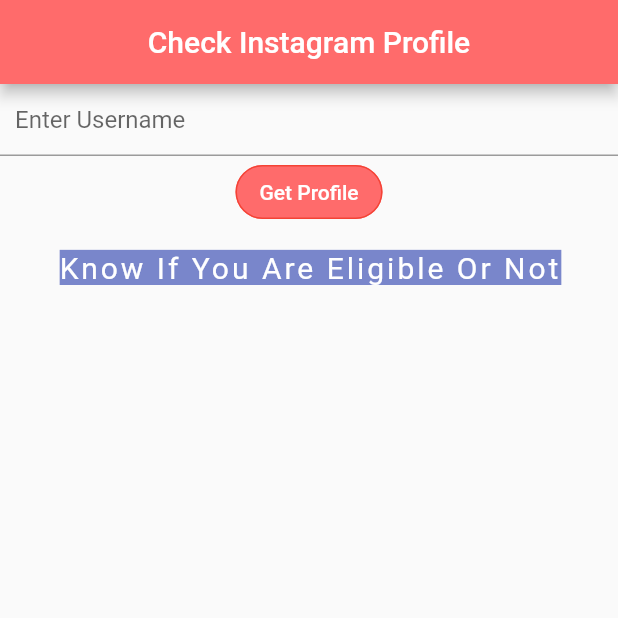
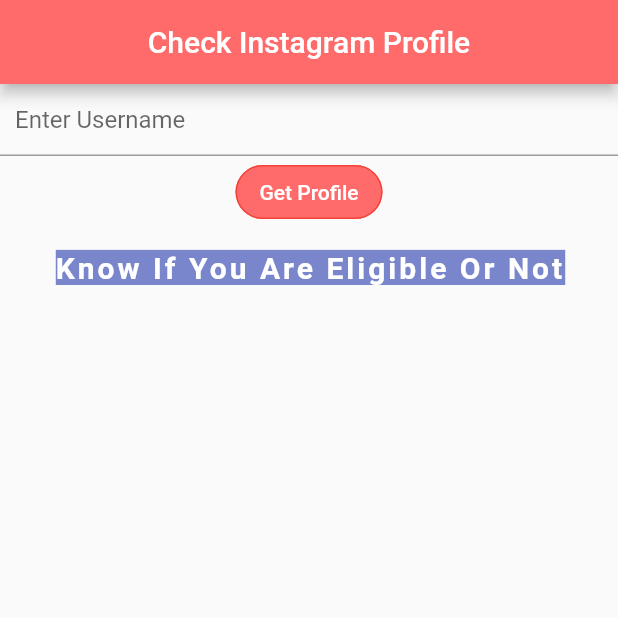
Before and after one commit to jatinhemnani01/insta_api, a Flutter app: the screen it shows after launch, on a phone screen of 412 x 824 dp, the top half of it. Run offline on Flutter 3.47's test engine with Material 2 defaults, Android fonts, the phone set to English and light mode, and no system bars; missing offline and left inert: flutter_insta.

Commit message:
UI Improvements

```diff
--- a/lib/main.dart
+++ b/lib/main.dart
@@ -61,7 +61,7 @@
   }
 
   eligble() {
-    if (followers >= 999) {
+    if (followers >= 1000) {
       setState(() {
         enterName = "Eligible";
         bgcolor = Colors.green;
@@ -76,6 +76,7 @@
 
   Widget homePage() {
     return SingleChildScrollView(
+      physics: BouncingScrollPhysics(),
       child: Center(
         child: Column(
           children: [
@@ -103,11 +104,12 @@
                 //get Data
               },
             ),
-            Padding(
+            Container(
               padding: const EdgeInsets.all(15.0),
               child: Text(
                 enterName,
                 style: TextStyle(
+                  fontWeight: FontWeight.bold,
                   letterSpacing: 2.0,
                   backgroundColor: bgcolor,
                   fontSize: 20.0,
@@ -117,8 +119,6 @@
             ),
             pressed
                 ? SingleChildScrollView(
-                    child: Container(
-                      width: MediaQuery.of(context).size.width * 0.9,
                     child: Card(
                       child: Container(
                         margin: EdgeInsets.all(15),
@@ -130,11 +130,18 @@
                             Padding(
                               padding: EdgeInsets.only(top: 10),
                             ),
-                              ClipRRect(
+                            Container(
+                              decoration: BoxDecoration(
+                                border: Border.all(
+                                    color: Color(0xffee5253), width: 3.0),
+                                borderRadius: BorderRadius.circular(100.0),
+                              ),
+                              child: ClipRRect(
                                 borderRadius: BorderRadius.circular(100),
                                 child: Image.network(
                                   "${profileimage}",
                                   width: 120,
+                                ),
                               ),
                             ),
                             Padding(
@@ -154,16 +161,32 @@
                               mainAxisAlignment:
                                   MainAxisAlignment.spaceAround,
                               children: [
-                                  Text(
+                                Container(
+                                  decoration: BoxDecoration(
+                                    border: Border.all(
+                                        color: Colors.greenAccent,
+                                        width: 7.0),
+                                  ),
+                                  // color: Colors.white,
+                                  padding: EdgeInsets.all(20.0),
+                                  child: Text(
                                     "${followers}\nFollowers",
                                     style: TextStyle(
-                                      fontSize: 15,
+                                      fontSize: 20,
                                     ),
                                   ),
-                                  Text(
+                                ),
+                                Container(
+                                  padding: EdgeInsets.all(20.0),
+                                  decoration: BoxDecoration(
+                                      border: Border.all(
+                                          color: Colors.blueAccent,
+                                          width: 7.0)),
+                                  child: Text(
                                     "${following}\nFollowing",
                                     style: TextStyle(
-                                      fontSize: 15,
+                                      fontSize: 20,
+                                    ),
                                   ),
                                 ),
                               ],
@@ -188,7 +211,6 @@
                         ),
                       ),
                     ),
-                    ),
                   )
                 : Container(),
           ],
```
Lines whose indentation alone changed are shown as unchanged.
